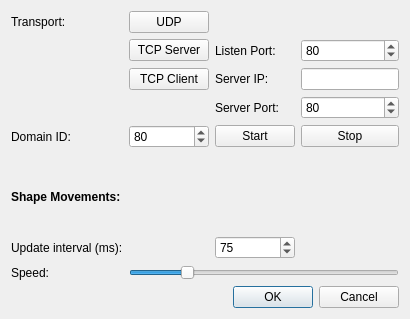
Old version of the form forms/optionsdialog.ui in the repository eProsima/ShapesDemo.
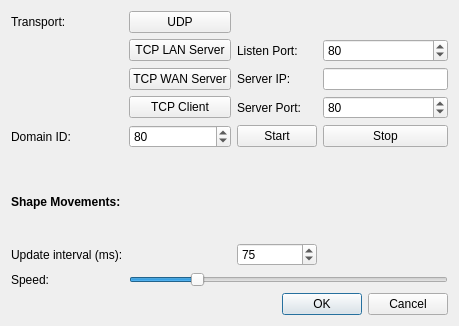
New version of the form.

What changed in the file:
```diff
--- a/forms/optionsdialog.ui
+++ b/forms/optionsdialog.ui
@@ -6,87 +6,52 @@
    <rect>
     <x>0</x>
     <y>0</y>
-    <width>410</width>
-    <height>319</height>
+    <width>459</width>
+    <height>326</height>
    </rect>
   </property>
   <property name="windowTitle">
    <string>Options</string>
   </property>
-  <layout class="QVBoxLayout" name="verticalLayout">
-   <item>
     <layout class="QGridLayout" name="gridLayout">
+   <item row="0" column="0">
+    <widget class="QLabel" name="label_5">
+     <property name="text">
+      <string>Transport:</string>
+     </property>
+    </widget>
+   </item>
+   <item row="2" column="4">
+    <widget class="QLineEdit" name="lineEdit_server_ip"/>
+   </item>
      <item row="2" column="2">
-      <widget class="QLabel" name="label_6">
-       <property name="text">
-        <string>Server IP:</string>
-       </property>
-      </widget>
-     </item>
-     <item row="3" column="2">
-      <widget class="QLabel" name="label_7">
-       <property name="text">
-        <string>Server Port:</string>
-       </property>
-      </widget>
-     </item>
-     <item row="3" column="3">
-      <widget class="QSpinBox" name="spin_server_port">
-       <property name="specialValueText">
-        <string/>
-       </property>
-       <property name="suffix">
-        <string/>
-       </property>
-       <property name="maximum">
-        <number>65535</number>
-       </property>
-       <property name="value">
-        <number>80</number>
-       </property>
-      </widget>
-     </item>
-     <item row="5" column="2">
-      <widget class="QPushButton" name="pushButton_start">
+    <widget class="QPushButton" name="pushButton_tcp_WAN_server">
+     <property name="enabled">
+      <bool>true</bool>
+     </property>
        <property name="focusPolicy">
         <enum>Qt::TabFocus</enum>
        </property>
        <property name="text">
-        <string>Start</string>
+      <string>TCP WAN Server</string>
        </property>
       </widget>
      </item>
-     <item row="5" column="3">
-      <widget class="QPushButton" name="pushButton_stop">
-       <property name="focusPolicy">
-        <enum>Qt::TabFocus</enum>
-       </property>
+   <item row="7" column="0" colspan="2">
+    <widget class="QLabel" name="label_2">
        <property name="text">
-        <string>Stop</string>
+      <string>Update interval (ms):</string>
        </property>
       </widget>
      </item>
-     <item row="5" column="1">
-      <widget class="QSpinBox" name="spin_domainId">
-       <property name="specialValueText">
-        <string/>
-       </property>
-       <property name="suffix">
-        <string/>
-       </property>
-       <property name="value">
-        <number>80</number>
+   <item row="8" column="0">
+    <widget class="QLabel" name="label_3">
+     <property name="text">
+      <string>Speed:</string>
        </property>
       </widget>
      </item>
      <item row="5" column="0">
-      <widget class="QLabel" name="label">
-       <property name="text">
-        <string>Domain ID:</string>
-       </property>
-      </widget>
-     </item>
-     <item row="6" column="0" colspan="3">
       <spacer name="verticalSpacer">
        <property name="orientation">
         <enum>Qt::Vertical</enum>
@@ -97,12 +62,87 @@
        <property name="sizeHint" stdset="0">
         <size>
          <width>20</width>
-         <height>10</height>
+       <height>13</height>
         </size>
        </property>
       </spacer>
      </item>
-     <item row="10" column="1" colspan="3">
+   <item row="1" column="2">
+    <widget class="QPushButton" name="pushButton_tcp_server">
+     <property name="enabled">
+      <bool>true</bool>
+     </property>
+     <property name="focusPolicy">
+      <enum>Qt::TabFocus</enum>
+     </property>
+     <property name="text">
+      <string>TCP LAN Server</string>
+     </property>
+    </widget>
+   </item>
+   <item row="1" column="4">
+    <widget class="QSpinBox" name="spin_listen_port">
+     <property name="specialValueText">
+      <string/>
+     </property>
+     <property name="suffix">
+      <string/>
+     </property>
+     <property name="maximum">
+      <number>65535</number>
+     </property>
+     <property name="value">
+      <number>80</number>
+     </property>
+    </widget>
+   </item>
+   <item row="4" column="4">
+    <widget class="QPushButton" name="pushButton_stop">
+     <property name="focusPolicy">
+      <enum>Qt::TabFocus</enum>
+     </property>
+     <property name="text">
+      <string>Stop</string>
+     </property>
+    </widget>
+   </item>
+   <item row="0" column="2">
+    <widget class="QPushButton" name="pushButton_udp">
+     <property name="enabled">
+      <bool>true</bool>
+     </property>
+     <property name="focusPolicy">
+      <enum>Qt::TabFocus</enum>
+     </property>
+     <property name="text">
+      <string>UDP</string>
+     </property>
+    </widget>
+   </item>
+   <item row="4" column="2">
+    <widget class="QSpinBox" name="spin_domainId">
+     <property name="specialValueText">
+      <string/>
+     </property>
+     <property name="suffix">
+      <string/>
+     </property>
+     <property name="value">
+      <number>80</number>
+     </property>
+    </widget>
+   </item>
+   <item row="4" column="3">
+    <widget class="QPushButton" name="pushButton_start">
+     <property name="focusPolicy">
+      <enum>Qt::TabFocus</enum>
+     </property>
+     <property name="text">
+      <string>Start</string>
+     </property>
+    </widget>
+   </item>
+   <item row="8" column="2" colspan="3">
       <widget class="QSlider" name="horizontalSlider_speed">
        <property name="minimum">
         <number>0</number>
@@ -118,14 +158,64 @@
        </property>
       </widget>
      </item>
-     <item row="10" column="0">
-      <widget class="QLabel" name="label_3">
+   <item row="3" column="4">
+    <widget class="QSpinBox" name="spin_server_port">
+     <property name="specialValueText">
+      <string/>
+     </property>
+     <property name="suffix">
+      <string/>
+     </property>
+     <property name="maximum">
+      <number>65535</number>
+     </property>
+     <property name="value">
+      <number>80</number>
+     </property>
+    </widget>
+   </item>
+   <item row="2" column="3">
+    <widget class="QLabel" name="label_6">
        <property name="text">
-        <string>Speed:</string>
+      <string>Server IP:</string>
        </property>
       </widget>
      </item>
-     <item row="9" column="2">
+   <item row="3" column="2">
+    <widget class="QPushButton" name="pushButton_tcp_client">
+     <property name="enabled">
+      <bool>true</bool>
+     </property>
+     <property name="focusPolicy">
+      <enum>Qt::TabFocus</enum>
+     </property>
+     <property name="text">
+      <string>TCP Client</string>
+     </property>
+    </widget>
+   </item>
+   <item row="4" column="0">
+    <widget class="QLabel" name="label">
+     <property name="text">
+      <string>Domain ID:</string>
+     </property>
+    </widget>
+   </item>
+   <item row="3" column="3">
+    <widget class="QLabel" name="label_7">
+     <property name="text">
+      <string>Server Port:</string>
+     </property>
+    </widget>
+   </item>
+   <item row="1" column="3">
+    <widget class="QLabel" name="label_8">
+     <property name="text">
+      <string>Listen Port:</string>
+     </property>
+    </widget>
+   </item>
+   <item row="7" column="3">
       <widget class="QSpinBox" name="spin_updateInterval">
        <property name="specialValueText">
         <string/>
@@ -144,14 +234,7 @@
        </property>
       </widget>
      </item>
-     <item row="9" column="0">
-      <widget class="QLabel" name="label_2">
-       <property name="text">
-        <string>Update interval (ms):</string>
-       </property>
-      </widget>
-     </item>
-     <item row="7" column="0" colspan="2">
+   <item row="6" column="0" colspan="2">
       <widget class="QLabel" name="label_4">
        <property name="font">
         <font>
@@ -164,81 +247,7 @@
        </property>
       </widget>
      </item>
-     <item row="0" column="0">
-      <widget class="QLabel" name="label_5">
-       <property name="text">
-        <string>Transport:</string>
-       </property>
-      </widget>
-     </item>
-     <item row="0" column="1">
-      <widget class="QPushButton" name="pushButton_udp">
-       <property name="enabled">
-        <bool>true</bool>
-       </property>
-       <property name="focusPolicy">
-        <enum>Qt::TabFocus</enum>
-       </property>
-       <property name="text">
-        <string>UDP</string>
-       </property>
-      </widget>
-     </item>
-     <item row="1" column="2">
-      <widget class="QLabel" name="label_8">
-       <property name="text">
-        <string>Listen Port:</string>
-       </property>
-      </widget>
-     </item>
-     <item row="1" column="3">
-      <widget class="QSpinBox" name="spin_listen_port">
-       <property name="specialValueText">
-        <string/>
-       </property>
-       <property name="suffix">
-        <string/>
-       </property>
-       <property name="maximum">
-        <number>65535</number>
-       </property>
-       <property name="value">
-        <number>80</number>
-       </property>
-      </widget>
-     </item>
-     <item row="2" column="3">
-      <widget class="QLineEdit" name="lineEdit_server_ip"/>
-     </item>
-     <item row="2" column="1">
-      <widget class="QPushButton" name="pushButton_tcp_client">
-       <property name="enabled">
-        <bool>true</bool>
-       </property>
-       <property name="focusPolicy">
-        <enum>Qt::TabFocus</enum>
-       </property>
-       <property name="text">
-        <string>TCP Client</string>
-       </property>
-      </widget>
-     </item>
-     <item row="1" column="1">
-      <widget class="QPushButton" name="pushButton_tcp_server">
-       <property name="enabled">
-        <bool>true</bool>
-       </property>
-       <property name="focusPolicy">
-        <enum>Qt::TabFocus</enum>
-       </property>
-       <property name="text">
-        <string>TCP Server</string>
-       </property>
-      </widget>
-     </item>
-    </layout>
-   </item>
-   <item>
+   <item row="9" column="3" colspan="2">
     <widget class="QDialogButtonBox" name="buttonBox">
      <property name="orientation">
       <enum>Qt::Horizontal</enum>
```
Left out of the diff: 21 changed lines with no effect on the pictures. Lines whose indentation alone changed are shown as unchanged.
